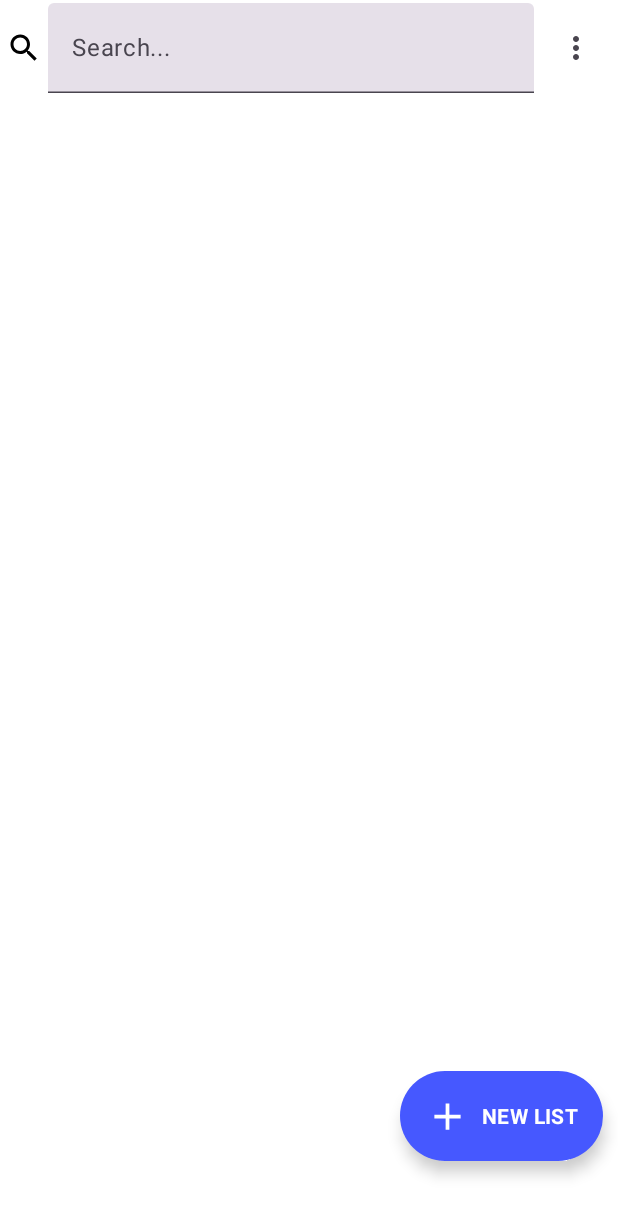
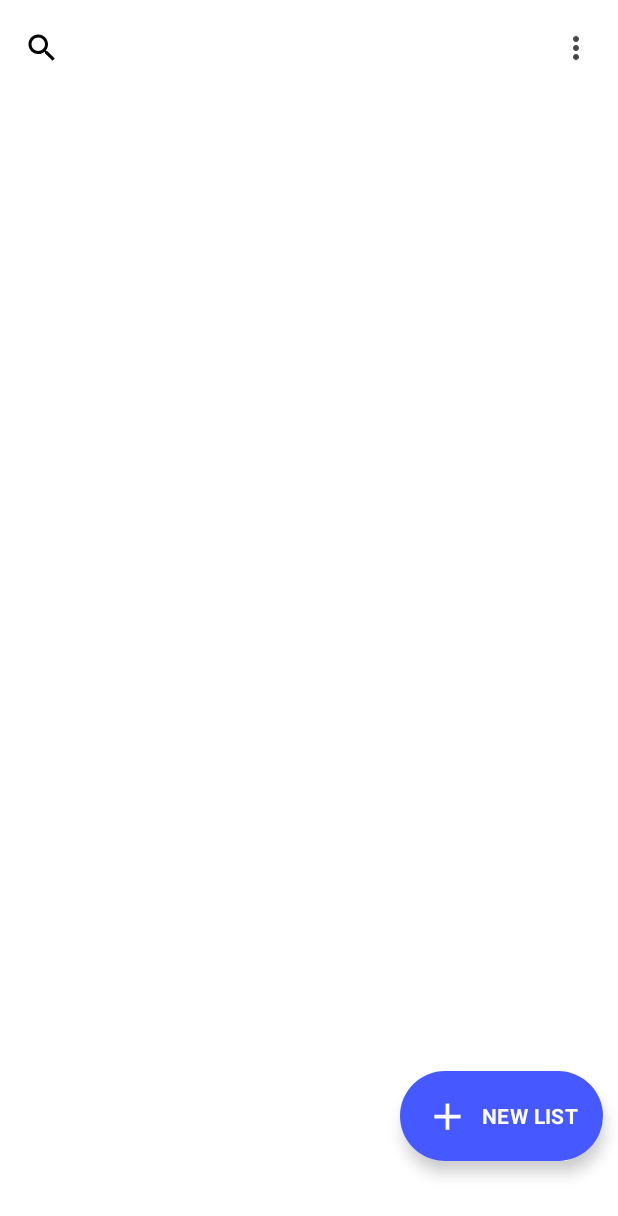
Before and after one commit to UX-UI-SPP-Group-10/UXUIApplication, an Android app built with Jetpack Compose: the screen it shows after launch (MainActivity), on a phone screen of 412 x 824 dp. Shown: the top 1216 px of the screen. Run offline under Robolectric (Android 15) with nearby library versions, the phone set to English and light mode, and no system bars; our stand-ins replace Room's generated code.

Commit message:
Kun små fikses mangler

```diff
--- a/app/src/main/java/com/group10/uxuiapp/view/ListOverviewPage.kt
+++ b/app/src/main/java/com/group10/uxuiapp/view/ListOverviewPage.kt
@@ -143,25 +143,34 @@ fun ListOverviewPage(navigateTo: (route: String) -> Unit, viewModel: ListViewMod
 @Composable
 private fun TopAppBarWithMenu(query: MutableState<String>) {
     val context = LocalContext.current
+    val textFieldVisible = remember { mutableStateOf(false) }
 
     TopAppBar(
         title = {
-            TextField(
-                value = query.value,
-                onValueChange = {query.value = it}, // Update the query state
-                placeholder = {Text("Search...")},
-                singleLine = true,
-                modifier = Modifier.fillMaxWidth()
-            )
+
+            if (textFieldVisible.value) {
+                TextField(
+                    value = query.value,
+                    onValueChange = { query.value = it }, // Update the query state
+                    placeholder = { Text("Search...") },
+                    singleLine = true,
+                    modifier = Modifier
+                        .fillMaxWidth()
+                        .height(45.dp)
+                        .clip(RoundedCornerShape(20.dp)),
+
+                )
+            } else {
+                Text(text = "")
+            }
         },
         modifier = Modifier,
         navigationIcon = {
-            /*IconButton(onClick = {
-                Toast.makeText(context, "Search clicked", Toast.LENGTH_SHORT).show()
+            IconButton(onClick = {
+                textFieldVisible.value = !textFieldVisible.value
             }) {
                 Icon(Icons.Filled.Search, contentDescription = "Search")
-            } */
-            Icon(Icons.Filled.Search, contentDescription = "Search")
+            }
         },
         actions = {
             SettingsButton(context = context)
```
